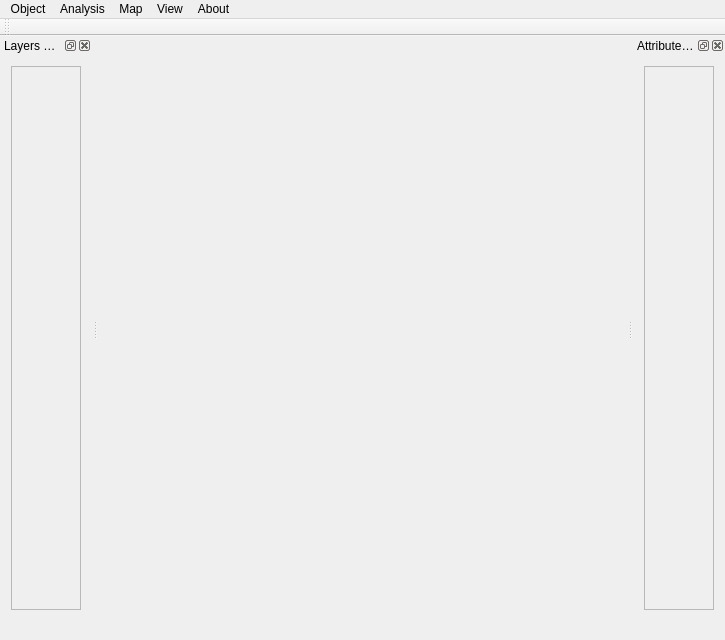
This is gui/otbmodellerwin.ui in manaakiwhenua/LUMASS as Qt 5 draws it before an edit. The edited form follows.
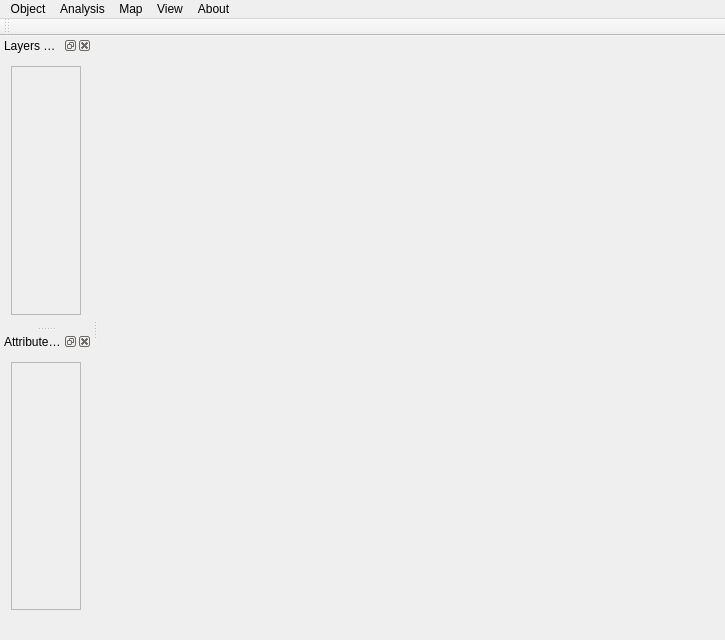
This is the edited form. Icons and pictures are not drawn. Custom widgets are drawn as their Qt base class.

Commit message: rev: main GUI: all info docks are per default stacked on the left hand side of the main window

```diff
--- a/gui/otbmodellerwin.ui
+++ b/gui/otbmodellerwin.ui
@@ -173,7 +173,7 @@
           <x>0</x>
           <y>0</y>
           <width>68</width>
-          <height>544</height>
+          <height>274</height>
          </rect>
         </property>
        </widget>
@@ -187,7 +187,7 @@
     <string>Attributes &amp;&amp; Properties</string>
    </property>
    <attribute name="dockWidgetArea">
-    <number>2</number>
+    <number>1</number>
    </attribute>
    <widget class="QWidget" name="infoDock">
     <property name="sizePolicy">
@@ -208,7 +208,7 @@
           <x>0</x>
           <y>0</y>
           <width>68</width>
-          <height>544</height>
+          <height>230</height>
          </rect>
         </property>
        </widget>
```
